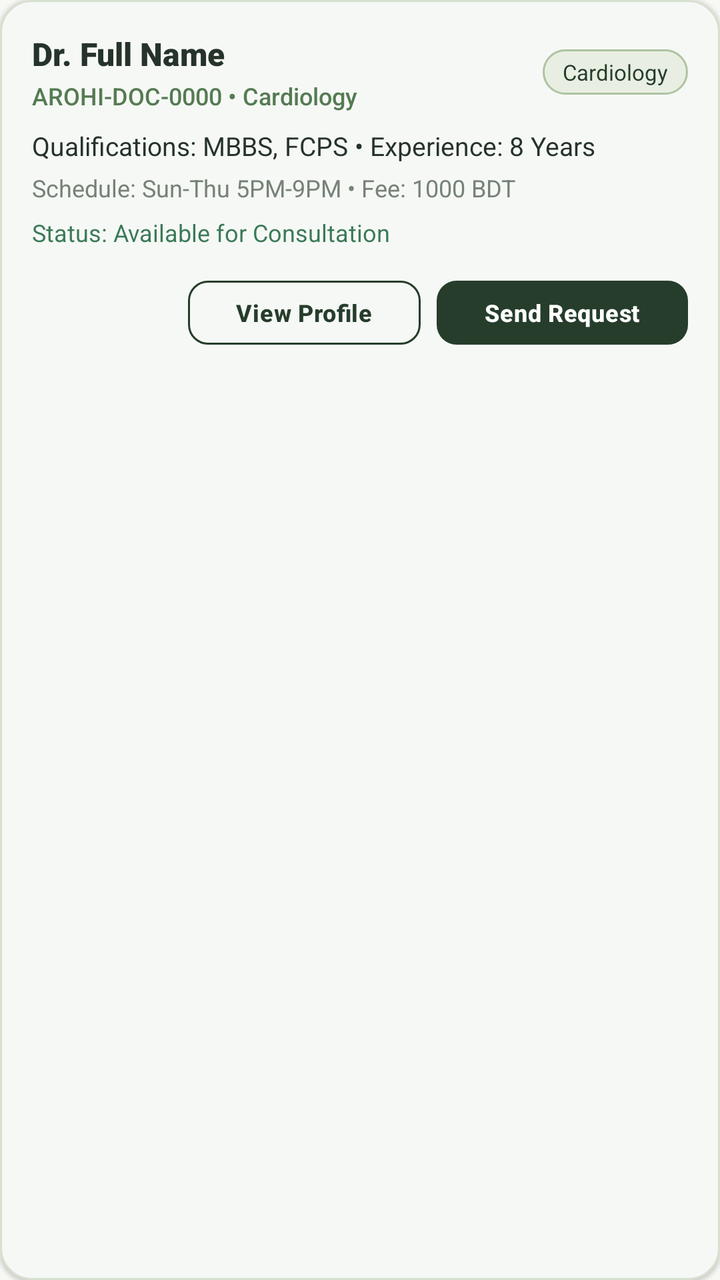
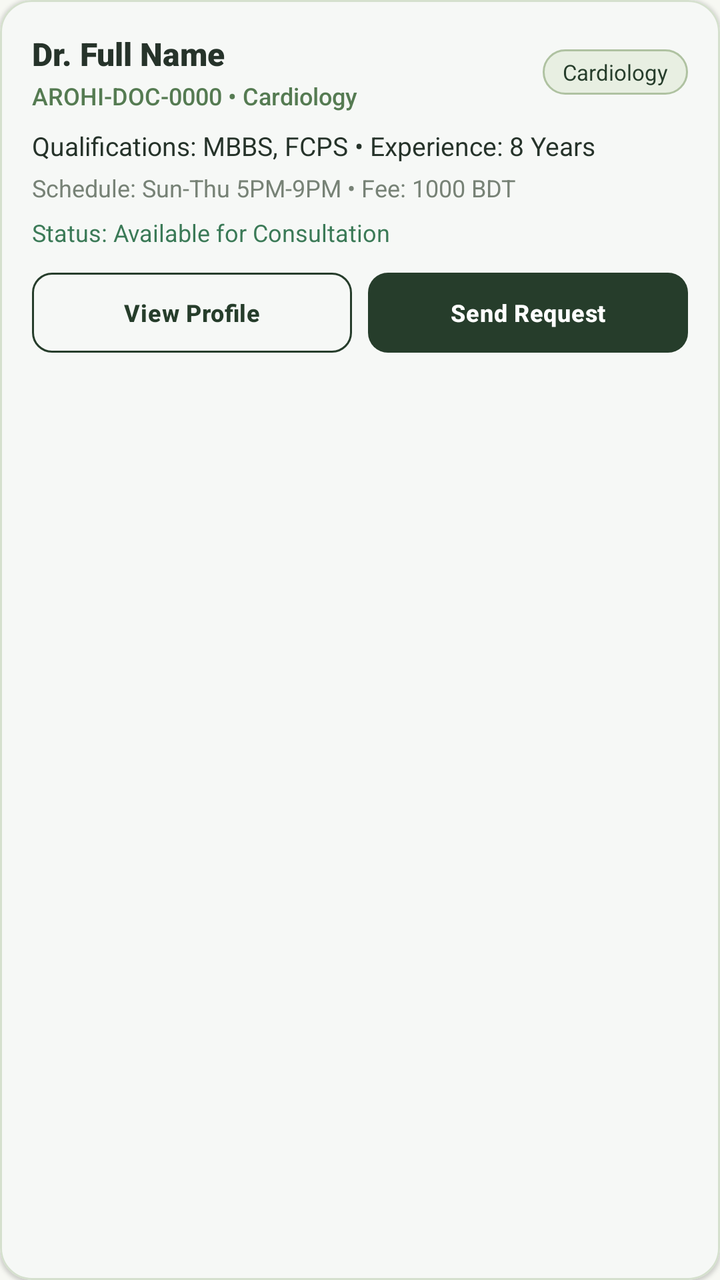

Screens rendered from an Android XML layout before and after an edit, with the pre-edit source and the edit as a unified diff.
<!-- AndroidManifest.xml: application theme Theme.AROHI -->
<!-- res/layout/item_doctor_discovery.xml -->
<?xml version="1.0" encoding="utf-8"?>
<com.google.android.material.card.MaterialCardView xmlns:android="http://schemas.android.com/apk/res/android"
    xmlns:app="http://schemas.android.com/apk/res-auto"
    android:layout_width="match_parent"
    android:layout_height="wrap_content"
    android:layout_marginBottom="12dp"
    app:cardBackgroundColor="@color/arohi_pure_white"
    app:cardCornerRadius="16dp"
    app:cardElevation="1dp"
    app:strokeColor="@color/arohi_border_subtle"
    app:strokeWidth="1dp">

    <LinearLayout
        android:layout_width="match_parent"
        android:layout_height="wrap_content"
        android:orientation="vertical"
        android:padding="16dp">

        
        <LinearLayout
            android:layout_width="match_parent"
            android:layout_height="wrap_content"
            android:gravity="center_vertical"
            android:orientation="horizontal">

            <LinearLayout
                android:layout_width="0dp"
                android:layout_height="wrap_content"
                android:layout_weight="1"
                android:orientation="vertical">

                <TextView
                    android:id="@+id/tvDocCardName"
                    android:layout_width="wrap_content"
                    android:layout_height="wrap_content"
                    android:fontFamily="sans-serif-black"
                    android:text="Dr. Full Name"
                    android:textColor="@color/arohi_charcoal_text"
                    android:textSize="16sp" />

                <TextView
                    android:id="@+id/tvDocCardIdAndDept"
                    android:layout_width="wrap_content"
                    android:layout_height="wrap_content"
                    android:layout_marginTop="2dp"
                    android:fontFamily="sans-serif-medium"
                    android:text="AROHI-DOC-0000 • Cardiology"
                    android:textColor="@color/arohi_teal_accent"
                    android:textSize="12sp" />
            </LinearLayout>

            <TextView
                android:id="@+id/tvDocCardSpecialtyBadge"
                android:layout_width="wrap_content"
                android:layout_height="wrap_content"
                android:background="@drawable/bg_badge_pill"
                android:fontFamily="sans-serif-bold"
                android:paddingHorizontal="10dp"
                android:paddingVertical="4dp"
                android:text="Cardiology"
                android:textColor="@color/arohi_forest_primary"
                android:textSize="11sp" />
        </LinearLayout>

        
        <TextView
            android:id="@+id/tvDocCardQualifications"
            android:layout_width="match_parent"
            android:layout_height="wrap_content"
            android:layout_marginTop="8dp"
            android:fontFamily="sans-serif"
            android:text="Qualifications: MBBS, FCPS • Experience: 8 Years"
            android:textColor="@color/arohi_charcoal_text"
            android:textSize="13sp" />

        
        <TextView
            android:id="@+id/tvDocCardAvailabilityAndFee"
            android:layout_width="match_parent"
            android:layout_height="wrap_content"
            android:layout_marginTop="4dp"
            android:fontFamily="sans-serif"
            android:text="Schedule: Sun-Thu 5PM-9PM • Fee: 1000 BDT"
            android:textColor="@color/arohi_slate_muted"
            android:textSize="12sp" />

        
        <TextView
            android:id="@+id/tvDocCardConnectionState"
            android:layout_width="wrap_content"
            android:layout_height="wrap_content"
            android:layout_marginTop="6dp"
            android:fontFamily="sans-serif-bold"
            android:text="Status: Available for Consultation"
            android:textColor="@color/arohi_info_blue"
            android:textSize="12sp" />

        
        <LinearLayout
            android:layout_width="match_parent"
            android:layout_height="wrap_content"
            android:layout_marginTop="12dp"
            android:gravity="end"
            android:orientation="horizontal">

            <com.google.android.material.button.MaterialButton
                android:id="@+id/btnViewDoctorProfile"
                style="@style/Widget.Material3.Button.OutlinedButton"
                android:layout_width="wrap_content"
                android:layout_height="40dp"
                android:layout_marginEnd="8dp"
                android:text="View Profile"
                android:textAllCaps="false"
                android:textColor="@color/arohi_forest_primary"
                android:textSize="12sp"
                app:cornerRadius="10dp"
                app:strokeColor="@color/arohi_forest_primary" />

            <com.google.android.material.button.MaterialButton
                android:id="@+id/btnRequestOrChatDoctor"
                android:layout_width="wrap_content"
                android:layout_height="40dp"
                android:text="Send Request"
                android:textAllCaps="false"
                android:textColor="@color/arohi_pure_white"
                android:textSize="12sp"
                app:backgroundTint="@color/arohi_forest_primary"
                app:cornerRadius="10dp" />
        </LinearLayout>

    </LinearLayout>
</com.google.android.material.card.MaterialCardView>
<!-- resources referenced by this layout -->
<resources>
  <color name="arohi_border_subtle">#D5E0CE</color>
  <color name="arohi_charcoal_text">#26332A</color>
  <color name="arohi_forest_primary">#263D2B</color>
  <color name="arohi_info_blue">#3B7A57</color>
  <color name="arohi_pure_white">#FFFFFF</color>
  <color name="arohi_slate_muted">#778276</color>
  <color name="arohi_teal_accent">#557B52</color>
  <!-- drawable bg_badge_pill (drawable) -->
  <?xml version="1.0" encoding="utf-8"?>
  <shape xmlns:android="http://schemas.android.com/apk/res/android"
      android:shape="rectangle">
      <solid android:color="@color/pale_mint" />
      <stroke
          android:width="1dp"
          android:color="@color/soft_sage" />
      <corners android:radius="@dimen/radius_pill" />
  </shape>
  <color name="pale_mint">#E8EFE2</color>
  <color name="soft_sage">#AFC2A1</color>
  <dimen name="radius_pill">100dp</dimen>
  <color name="primary_moss_green">#557B52</color>
  <color name="white">#FFFFFF</color>
  <color name="deep_forest_green">#263D2B</color>
  <color name="secondary_sage">#819B75</color>
  <color name="status_emergency">#C94B4B</color>
  <color name="status_emergency_bg">#FDECEC</color>
  <color name="warm_ivory">#F7F8F3</color>
  <color name="surface_card">#FFFFFF</color>
  <color name="text_primary">#26332A</color>
  <color name="text_secondary">#778276</color>
  <color name="border_stroke">#D5E0CE</color>
  <style name="Widget.AROHI.Button.Primary" parent="Widget.Material3.Button">
          <item name="android:minHeight">@dimen/button_height</item>
          <item name="android:textColor">@color/white</item>
          <item name="android:textSize">15sp</item>
          <item name="android:textStyle">bold</item>
          <item name="android:letterSpacing">0.02</item>
          <item name="backgroundTint">@color/primary_moss_green</item>
          <item name="cornerRadius">@dimen/input_corner_radius</item>
          <item name="elevation">0dp</item>
      </style>
  <style name="Widget.AROHI.TextInputLayout" parent="Widget.Material3.TextInputLayout.OutlinedBox">
          <item name="boxBackgroundColor">@color/white</item>
          <item name="boxStrokeColor">@color/primary_moss_green</item>
          <item name="boxStrokeWidth">1dp</item>
          <item name="boxStrokeWidthFocused">2dp</item>
          <item name="boxCornerRadiusTopStart">@dimen/input_corner_radius</item>
          <item name="boxCornerRadiusTopEnd">@dimen/input_corner_radius</item>
          <item name="boxCornerRadiusBottomStart">@dimen/input_corner_radius</item>
          <item name="boxCornerRadiusBottomEnd">@dimen/input_corner_radius</item>
          <item name="hintTextColor">@color/primary_moss_green</item>
          <item name="errorTextColor">@color/status_emergency</item>
          <item name="boxStrokeErrorColor">@color/status_emergency</item>
      </style>
  <style name="Widget.AROHI.Card" parent="Widget.Material3.CardView.Elevated">
          <item name="cardBackgroundColor">@color/surface_card</item>
          <item name="cardCornerRadius">@dimen/radius_md</item>
          <item name="cardElevation">@dimen/card_elevation</item>
          <item name="strokeColor">@color/border_stroke</item>
          <item name="strokeWidth">@dimen/card_stroke_width</item>
      </style>
  <dimen name="button_height">54dp</dimen>
  <dimen name="input_corner_radius">12dp</dimen>
  <dimen name="radius_md">16dp</dimen>
  <dimen name="card_elevation">2dp</dimen>
  <dimen name="card_stroke_width">1dp</dimen>
  <!-- unchanged entries left out for length: 1 -->
</resources>

<!-- the commit's change to res/layout/item_doctor_discovery.xml (unified diff, before → after) -->
@@ -100,15 +100,21 @@
             android:layout_width="match_parent"
             android:layout_height="wrap_content"
             android:layout_marginTop="12dp"
-            android:gravity="end"
+            android:gravity="center_vertical"
             android:orientation="horizontal">
 
             <com.google.android.material.button.MaterialButton
                 android:id="@+id/btnViewDoctorProfile"
                 style="@style/Widget.Material3.Button.OutlinedButton"
-                android:layout_width="wrap_content"
+                android:layout_width="0dp"
                 android:layout_height="40dp"
                 android:layout_marginEnd="8dp"
+                android:layout_weight="1"
+                android:insetTop="0dp"
+                android:insetBottom="0dp"
+                android:maxLines="1"
+                android:minWidth="0dp"
+                android:paddingHorizontal="8dp"
                 android:text="View Profile"
                 android:textAllCaps="false"
                 android:textColor="@color/arohi_forest_primary"
@@ -118,8 +124,14 @@
 
             <com.google.android.material.button.MaterialButton
                 android:id="@+id/btnRequestOrChatDoctor"
-                android:layout_width="wrap_content"
+                android:layout_width="0dp"
                 android:layout_height="40dp"
+                android:layout_weight="1"
+                android:insetTop="0dp"
+                android:insetBottom="0dp"
+                android:maxLines="1"
+                android:minWidth="0dp"
+                android:paddingHorizontal="8dp"
                 android:text="Send Request"
                 android:textAllCaps="false"
                 android:textColor="@color/arohi_pure_white"
